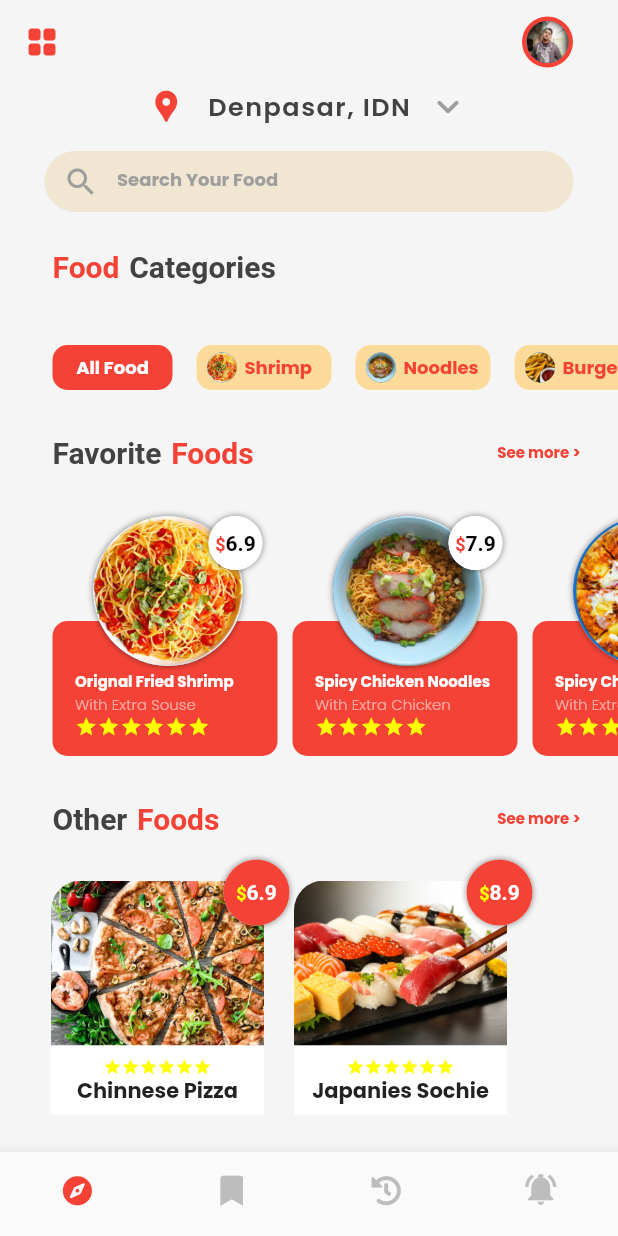
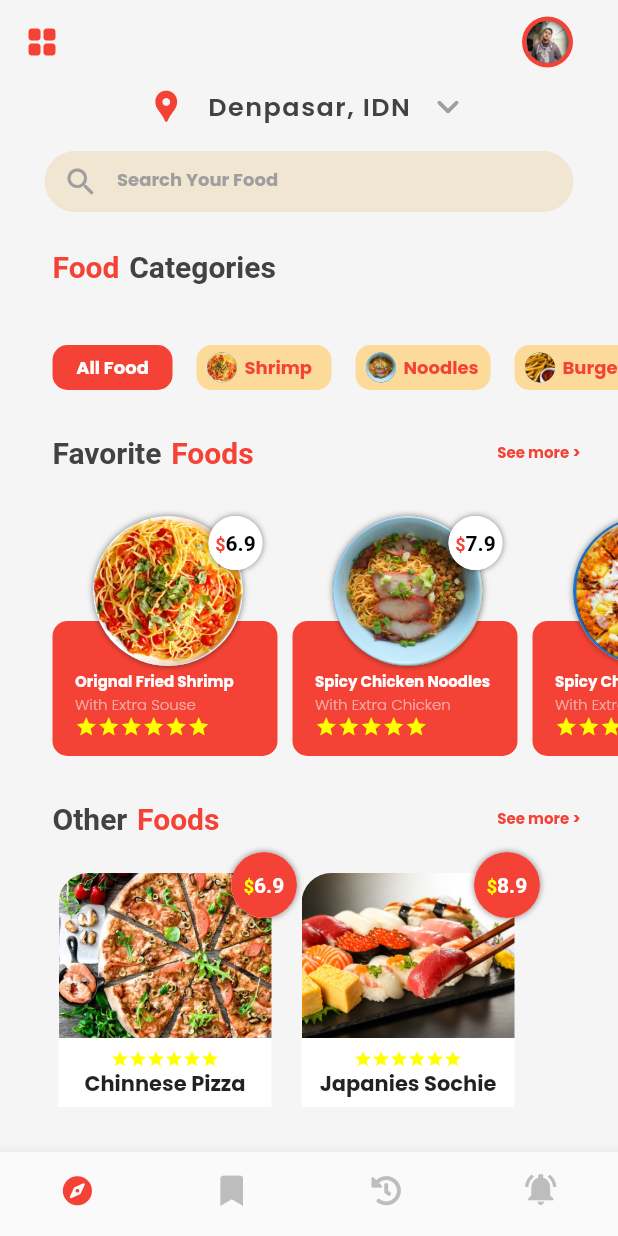
Before and after one commit to jaffarabbas/Jawan-Pakistan-Flutter-Course, a Flutter app: the screen it shows after launch, on a phone screen of 412 x 824 dp. Run offline on Flutter 3.47's test engine with Material 2 defaults, Android fonts, the phone set to English and light mode, and no system bars; our stand-ins replace font_awesome_flutter, google_fonts; missing offline and left inert: superellipse_shape; key blocks and very long unbroken strings in the code were emptied for the run.

Commit message:
30/10/2021 20:57:17

```diff
--- a/Assignments/7-Assignment-(Food-App-Books-Sailing-App)/Food-Delivery-App/food_delivery_app/lib/widgits/otherFoodsCollecttion.dart
+++ b/Assignments/7-Assignment-(Food-App-Books-Sailing-App)/Food-Delivery-App/food_delivery_app/lib/widgits/otherFoodsCollecttion.dart
@@ -12,23 +12,18 @@ class OtherFoodCollection extends StatefulWidget {
 }
 
 class _OtherFoodCollectionState extends State<OtherFoodCollection> {
-   List<Widget> OtherFoodList() {
-    List<Widget> lst = [];
-    for (Map i in Datamap.DataSource()["otherFoods"]) {
-      lst.add(OtherFood(foodProductInformation: i));
-    }
-    return lst;
-  }
-
   @override
   Widget build(BuildContext context) {
-    return Container(
-      margin: EdgeInsets.only(top: 25),
-      height: 180.0,
-      child: ListView(
-        padding: EdgeInsets.only(left: 30),
+    return SizedBox(
+      height: 200,
+      child: ListView.builder(
+        shrinkWrap: true,
+        padding: EdgeInsets.only(top:20,left: 35),
         scrollDirection: Axis.horizontal,
-        children: OtherFoodList(),
+        itemCount: Datamap.DataSource()["otherFoods"].length,
+        itemBuilder: (context, index) {
+          return OtherFood(foodProductInformation: Datamap.DataSource()["otherFoods"][index]);
+        },
       ),
     );
   }
```
